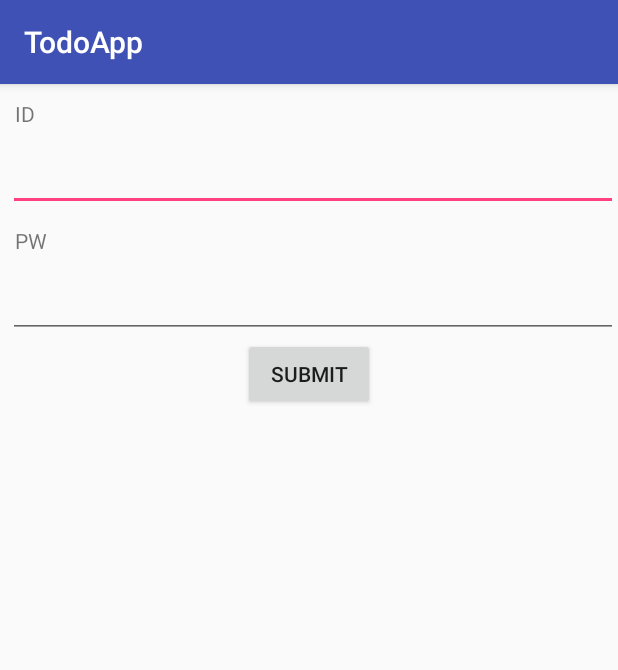
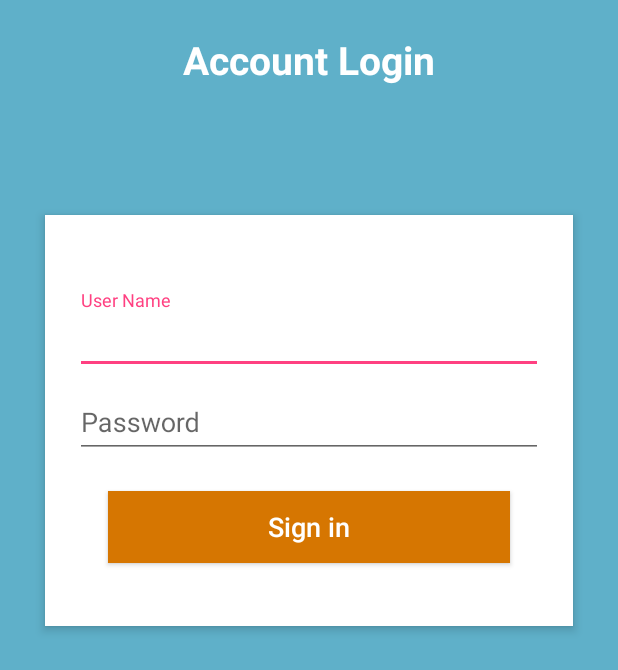
Before and after one commit to chicking/todo-android, an Android app: the screen it shows after launch (MainActivity), on a phone screen of 412 x 824 dp. Shown: the top 670 px of the screen. Run offline under Robolectric (Android 15) with nearby library versions, the phone set to English and light mode, and no system bars; 1 statement that could not run was skipped.

```diff
--- a/app/src/main/java/com/chickenkiller/wearethe/todoapp/MainActivity.java
+++ /dev/null
@@ -1,13 +0,0 @@
-package com.chickenkiller.wearethe.todoapp;
-
-import android.support.v7.app.AppCompatActivity;
-import android.os.Bundle;
-
-public class MainActivity extends AppCompatActivity {
-
-    @Override
-    protected void onCreate(Bundle savedInstanceState) {
-        super.onCreate(savedInstanceState);
-        setContentView(R.layout.activity_main);
-    }
-}
--- /dev/null
+++ b/app/src/main/kotlin/com/chickenkiller/wearethe/todoapp/ui/activity/MainActivity.kt
@@ -0,0 +1,13 @@
+package com.chickenkiller.wearethe.todoapp.ui.activity
+
+import android.os.Bundle
+import com.chickenkiller.wearethe.todoapp.R
+import com.chickenkiller.wearethe.todoapp.ui.base.BaseActivity
+
+class MainActivity : BaseActivity() {
+
+    override fun onCreate(savedInstanceState: Bundle?) {
+        super.onCreate(savedInstanceState)
+        setContentView(R.layout.activity_main)
+    }
+}
--- /dev/null
+++ b/app/src/main/kotlin/com/chickenkiller/wearethe/todoapp/ui/base/BaseActivity.kt
@@ -0,0 +1,8 @@
+package com.chickenkiller.wearethe.todoapp.ui.base
+
+import android.support.v7.app.AppCompatActivity
+
+/**
+ * Created by spadeworker on 2017. 9. 10..
+ */
+open class BaseActivity : AppCompatActivity()
--- /dev/null
+++ b/app/src/main/kotlin/com/chickenkiller/wearethe/todoapp/ui/base/BaseFragment.kt
@@ -0,0 +1,9 @@
+package com.chickenkiller.wearethe.todoapp.ui.base
+
+import android.support.v4.app.Fragment
+
+/**
+ * Created by spadeworker on 2017. 9. 10..
+ */
+
+open class BaseFragment : Fragment()
--- /dev/null
+++ b/app/src/main/kotlin/com/chickenkiller/wearethe/todoapp/ui/fragment/LoginFragment.kt
@@ -0,0 +1,68 @@
+package com.chickenkiller.wearethe.todoapp.ui.fragment
+
+import android.os.Bundle
+import android.util.Log
+import android.view.LayoutInflater
+import android.view.View
+import android.view.ViewGroup
+import android.widget.EditText
+import android.widget.Toast
+import com.chickenkiller.wearethe.todoapp.R
+import com.chickenkiller.wearethe.todoapp.api.ApiManager
+import com.chickenkiller.wearethe.todoapp.api.model.LoginResponse
+import com.chickenkiller.wearethe.todoapp.ui.base.BaseFragment
+import retrofit2.Call
+import retrofit2.Callback
+import retrofit2.Response
+
+/**
+ * Created by spadeworker on 2017. 9. 10..
+ */
+
+class LoginFragment : BaseFragment() {
+
+    var idEditText: EditText? = null
+    var pwEditText: EditText? = null
+
+    override fun onCreateView(inflater: LayoutInflater?,
+                              container: ViewGroup?,
+                              savedInstanceState: Bundle?): View? {
+        val view = inflater?.inflate(R.layout.fragment_login, null)
+
+        idEditText = view?.findViewById(R.id.id_edittext) as EditText
+        pwEditText = view?.findViewById(R.id.pw_edittext) as EditText
+
+        view.findViewById(R.id.signin_btn).setOnClickListener { onClickSignIn() }
+
+
+        return view
+    }
+
+    override fun onActivityCreated(savedInstanceState: Bundle?) {
+        super.onActivityCreated(savedInstanceState)
+
+    }
+
+    fun onClickSignIn() {
+        val apiManager = ApiManager.getInstance()
+        var request = apiManager.service.login(idEditText?.text.toString(), pwEditText?.text.toString())
+        request.enqueue(object : Callback<LoginResponse> {
+            override fun onFailure(call: Call<LoginResponse>?, t: Throwable?) {
+                Toast.makeText(this@LoginFragment.activity, "Login fail!!!!", Toast.LENGTH_LONG).show()
+                Log.d("@YJ", t.toString())
+            }
+
+            override fun onResponse(call: Call<LoginResponse>?, response: Response<LoginResponse>?) {
+                response?.let {
+                    if (it.isSuccessful) {
+                        Toast.makeText(this@LoginFragment.activity, "Login Success!!!!", Toast.LENGTH_LONG).show()
+                    } else {
+                        Toast.makeText(this@LoginFragment.activity, "Login fail!!!!", Toast.LENGTH_LONG).show()
+                    }
+
+                    Log.d("@YJ", response.body().toString())
+                }
+            }
+        })
+    }
+}
--- a/app/src/main/res/layout/activity_main.xml
+++ b/app/src/main/res/layout/activity_main.xml
@@ -1,72 +1,14 @@
 <?xml version="1.0" encoding="utf-8"?>
 
-<RelativeLayout
-    xmlns:android="http://schemas.android.com/apk/res/android"
-    xmlns:app="http://schemas.android.com/apk/res-auto"
-    xmlns:tools="http://schemas.android.com/tools"
+<FrameLayout xmlns:android="http://schemas.android.com/apk/res/android"
     android:layout_width="match_parent"
     android:layout_height="match_parent"
-    tools:context="com.chickenkiller.wearethe.todoapp.MainActivity"
-    >
-
-    <TextView
-        android:id="@+id/textview_id"
+    android:background="#5fb0c9"
+    android:scrollbarAlwaysDrawVerticalTrack="true">
+    <fragment
+        android:name="com.chickenkiller.wearethe.todoapp.ui.fragment.LoginFragment"
+        android:id="@+id/login_fragment"
         android:layout_width="match_parent"
-        android:layout_height="wrap_content"
-        android:text="ID"
-        android:layout_marginTop="10dp"
-        android:layout_marginLeft="10dp"
+        android:layout_height="match_parent"
         />
-
-    <EditText
-        android:id="@+id/edittext_id"
-        android:layout_width="match_parent"
-        android:layout_height="wrap_content"
-        android:lines="1"
-        android:layout_below="@+id/textview_id"
-        android:layout_marginTop="10dp"
-        android:layout_marginLeft="5dp"
-        />
-
-    <TextView
-        android:id="@+id/pw_textview"
-        android:layout_width="match_parent"
-        android:layout_height="wrap_content"
-        android:text="PW"
-        android:layout_below="@+id/edittext_id"
-        android:layout_marginTop="10dp"
-        android:layout_marginLeft="10dp"
-        />
-    <EditText
-        android:id="@+id/pw_edittext"
-        android:layout_width="match_parent"
-        android:layout_height="wrap_content"
-        android:lines="1"
-        android:inputType="textWebPassword"
-        android:layout_below="@+id/pw_textview"
-        android:layout_marginTop="10dp"
-        android:layout_marginLeft="5dp"
-        />
-
-    <Button
-        android:id="@+id/btn_submit"
-        android:layout_width="wrap_content"
-        android:layout_height="wrap_content"
-        android:text="Submit"
-        android:layout_below="@id/pw_edittext"
-        android:layout_centerHorizontal="true"
-        />
-</RelativeLayout>
-
-<!--<android.support.constraint.ConstraintLayout-->
-    <!--xmlns:android="http://schemas.android.com/apk/res/android"-->
-    <!--xmlns:app="http://schemas.android.com/apk/res-auto"-->
-    <!--xmlns:tools="http://schemas.android.com/tools"-->
-    <!--android:layout_width="match_parent"-->
-    <!--android:layout_height="match_parent"-->
-    <!--tools:context="com.chickenkiller.wearethe.todoapp.MainActivity">-->
-
-    <!-- 혹시 나중에 쓰지 않을까? 아님 이거기반으로 바꾸지 않을까 -->
-
-
-<!--</android.support.constraint.ConstraintLayout>-->
+</FrameLayout>
--- /dev/null
+++ b/app/src/main/res/layout/fragment_login.xml
@@ -0,0 +1,90 @@
+<?xml version="1.0" encoding="utf-8"?>
+
+<RelativeLayout xmlns:android="http://schemas.android.com/apk/res/android"
+    android:layout_width="match_parent"
+    android:layout_height="match_parent"
+    android:background="#5fb0c9"
+    android:orientation="vertical"
+    android:scrollbarAlwaysDrawVerticalTrack="true">
+
+    <TextView
+        android:id="@+id/login_title"
+        android:layout_width="fill_parent"
+        android:layout_height="wrap_content"
+        android:layout_marginBottom="16dp"
+        android:layout_marginTop="22dp"
+        android:gravity="center_horizontal"
+        android:text="Account Login"
+        android:textColor="#fff"
+        android:textSize="26sp"
+        android:textStyle="bold" />
+
+    <RelativeLayout
+        android:layout_width="fill_parent"
+        android:layout_height="wrap_content"
+        android:layout_below="@+id/login_title"
+        android:layout_marginLeft="30dp"
+        android:layout_marginRight="30dp"
+        android:layout_marginTop="70dp"
+        android:background="#fff"
+        android:elevation="4dp"
+        android:orientation="vertical"
+        android:padding="20dp">
+
+        <LinearLayout
+            android:layout_width="fill_parent"
+            android:layout_height="wrap_content"
+            android:orientation="vertical"
+            android:paddingTop="30dp">
+
+            <android.support.design.widget.TextInputLayout
+                android:layout_width="match_parent"
+                android:layout_height="wrap_content">
+
+                <EditText
+                    android:id="@+id/id_edittext"
+                    android:layout_width="fill_parent"
+                    android:layout_height="wrap_content"
+                    android:drawableTint="#FF4081"
+                    android:lines="1"
+                    android:hint="User Name"
+                    android:inputType="textEmailAddress" />
+            </android.support.design.widget.TextInputLayout>
+
+            <android.support.design.widget.TextInputLayout
+                android:layout_width="match_parent"
+                android:layout_height="wrap_content">
+
+                <EditText
+                    android:id="@+id/pw_edittext"
+                    android:layout_width="fill_parent"
+                    android:layout_height="wrap_content"
+                    android:layout_marginTop="16dp"
+                    android:lines="1"
+                    android:drawableTint="#FF4081"
+                    android:hint="Password"
+                    android:inputType="textWebPassword" />
+            </android.support.design.widget.TextInputLayout>
+
+            <TextView
+                android:layout_width="wrap_content"
+                android:layout_height="wrap_content"
+                android:layout_gravity="right"
+                android:visibility="gone"
+                android:paddingTop="5dp"
+                android:text="Forgot Password?" />
+
+
+            <Button
+                android:id="@+id/signin_btn"
+                android:layout_width="fill_parent"
+                android:layout_height="wrap_content"
+                android:layout_margin="22dp"
+                android:background="#d67601"
+                android:text="Sign in"
+                android:textAllCaps="false"
+                android:textColor="#fff"
+                android:textSize="18sp" />
+        </LinearLayout>
+    </RelativeLayout>
+</RelativeLayout>
--- a/app/src/main/res/values/styles.xml
+++ b/app/src/main/res/values/styles.xml
@@ -1,7 +1,7 @@
 <resources>
 
     <!-- Base application theme. -->
-    <style name="AppTheme" parent="Theme.AppCompat.Light.DarkActionBar">
+    <style name="AppTheme" parent="Theme.AppCompat.Light.NoActionBar">
         <!-- Customize your theme here. -->
         <item name="colorPrimary">@color/colorPrimary</item>
         <item name="colorPrimaryDark">@color/colorPrimaryDark</item>
--- a/build.gradle
+++ b/build.gradle
@@ -1,11 +1,11 @@
-// Top-level build file where you can add configuration options common to all sub-projects/modules.
-
 buildscript {
+    ext.kotlin_version = '1.1.4-3'
     repositories {
         jcenter()
     }
     dependencies {
         classpath 'com.android.tools.build:gradle:2.3.3'
+        classpath "org.jetbrains.kotlin:kotlin-gradle-plugin:$kotlin_version"
 
         // NOTE: Do not place your application dependencies here; they belong
         // in the individual module build.gradle files
```
Also changed, not shown: app/build.gradle (+15 -4 lines), app/src/main/AndroidManifest.xml (+8 -7 lines), app/src/main/kotlin/com/chickenkiller/wearethe/todoapp/api/ApiManager.kt (added, +45 -0 lines), app/src/main/kotlin/com/chickenkiller/wearethe/todoapp/api/interfaces/ChickingTodoInterface.kt (added, +25 -0 lines), app/src/main/kotlin/com/chickenkiller/wearethe/todoapp/api/model/LoginResponse.kt (added, +25 -0 lines), app/src/main/res/mipmap-hdpi/ic_launcher_round.png (deleted), app/src/main/res/mipmap-mdpi/ic_launcher_round.png (deleted), app/src/main/res/mipmap-xhdpi/ic_launcher_round.png (deleted), app/src/main/res/mipmap-xxhdpi/ic_launcher_round.png (deleted), app/src/main/res/mipmap-xxxhdpi/ic_launcher_round.png (deleted), 1 other file.
